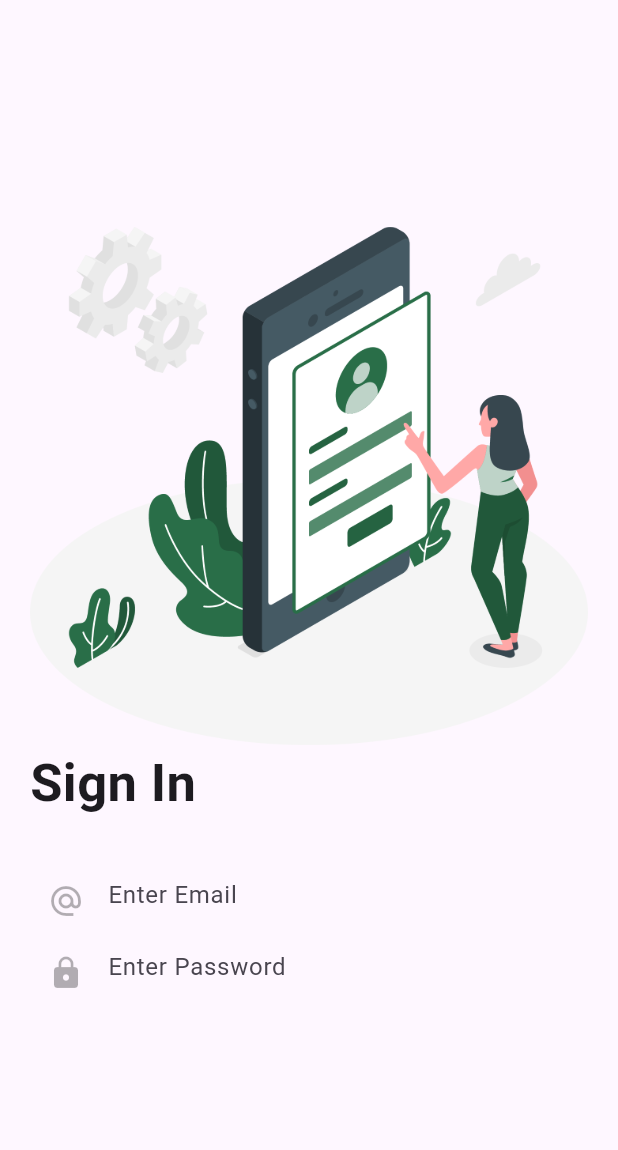
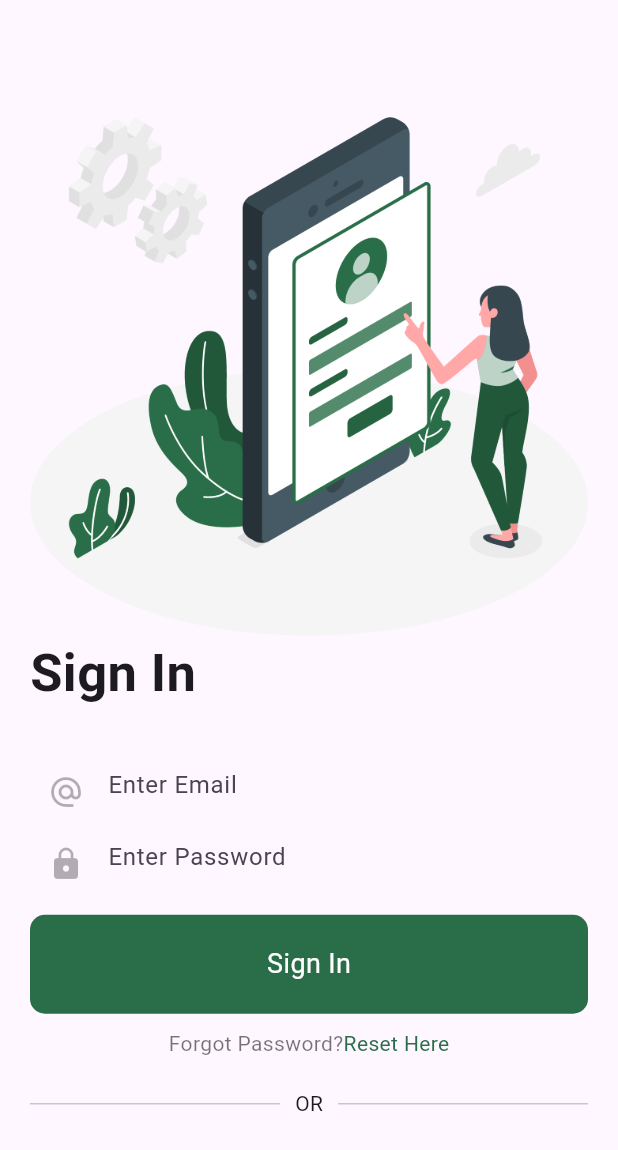
Before and after one commit to pasindur2000/pusl_3119, a Flutter app: the screen it shows after launch, after a tap on the "arrow forward ios" icon, after a tap on "Skip", on a phone screen of 412 x 824 dp. Shown: the top 1150 px of the screen. Run offline on Flutter 3.47's test engine with Material 3 defaults, Android fonts, the phone set to English and light mode, and no system bars; our stand-ins replace animated_bottom_navigation_bar, page_transition.

Commit message:
done editing sign in button and forgot password text. after edit reset here button for navigate another page

```diff
--- a/lib/ui/signin_page.dart
+++ b/lib/ui/signin_page.dart
@@ -1,8 +1,10 @@
-
+import 'package:flutter/cupertino.dart';
 import 'package:flutter/material.dart';
+import 'package:flutter/widgets.dart';
+import 'package:page_transition/page_transition.dart';
 import 'package:pusl_3119/constants.dart';
+import 'package:pusl_3119/ui/root_page.dart';
 import 'package:pusl_3119/ui/screens/widgets/custom_textfield.dart';
-
 
 class SignIn extends StatefulWidget {
   const SignIn({Key? key}) : super(key: key);
@@ -14,7 +16,6 @@ class SignIn extends StatefulWidget {
 class _LoginState extends State<SignIn> {
   @override
   Widget build(BuildContext context) {
-
     Size size = MediaQuery.of(context).size;
 
     return Scaffold(
@@ -25,10 +26,13 @@ class _LoginState extends State<SignIn> {
           crossAxisAlignment: CrossAxisAlignment.start,
           children: [
             Image.asset('assets/images/signin.png'),
-            const Text('Sign In', style: TextStyle(
-              fontSize: 35.0,
-              fontWeight: FontWeight.w700,
-            ),),
+            const Text(
+              'Sign In',
+              style: TextStyle(
+                fontSize: 35.0,
+                fontWeight: FontWeight.w700,
+              ),
+            ),
             const SizedBox(
               height: 30,
             ),
@@ -42,6 +46,80 @@ class _LoginState extends State<SignIn> {
               hintText: 'Enter Password',
               icon: Icons.lock,
             ),
+            const SizedBox(
+              height: 10,
+            ),
+            GestureDetector(
+              onTap: () {
+                Navigator.pushReplacement(
+                    context,
+                    PageTransition(
+                        child: const RootPage(),
+                        type: PageTransitionType.bottomToTop));
+              },
+              child: Container(
+                width: size.width,
+                decoration: BoxDecoration(
+                  color: Constants.primaryColor,
+                  borderRadius: BorderRadius.circular(10),
+                ),
+                padding:
+                    const EdgeInsets.symmetric(horizontal: 10, vertical: 20),
+                child: const Center(
+                  child: Text(
+                    'Sign In',
+                    style: TextStyle(
+                      color: Colors.white,
+                      fontSize: 18.0,
+                    ),
+                  ),
+                ),
+              ),
+            ),
+            const SizedBox(
+              height: 10,
+            ),
+            GestureDetector(
+              onTap: () {
+                Navigator.pushReplacement(
+                    context,
+                    PageTransition(
+                        child: const RootPage(),
+                        type: PageTransitionType.bottomToTop));
+              },
+              child: Center(
+                child: Text.rich(
+                    TextSpan(
+                      children: [
+                        TextSpan(
+                          text: 'Forgot Password?',
+                          style:  TextStyle(
+                            color: Constants.blackColor,
+                          ),
+                        ),
+                        TextSpan(
+                          text: 'Reset Here',
+                          style:  TextStyle(
+                            color: Constants.primaryColor,
+                          ),
+                        ),
+                      ]
+                    )
+                ),
+              ),
+            ),
+            const SizedBox(
+              height: 20,
+            ),
+            Row(
+              children: const[
+                Expanded(child: Divider()),
+                Padding(padding: const EdgeInsets.symmetric(horizontal: 10),
+                child: Text('OR'),),
+                Expanded(child: Divider()),
+              ],
+            ),
+
           ],
         ),
       ),
```
Also changed, not shown: assets/images/google.png (added).
